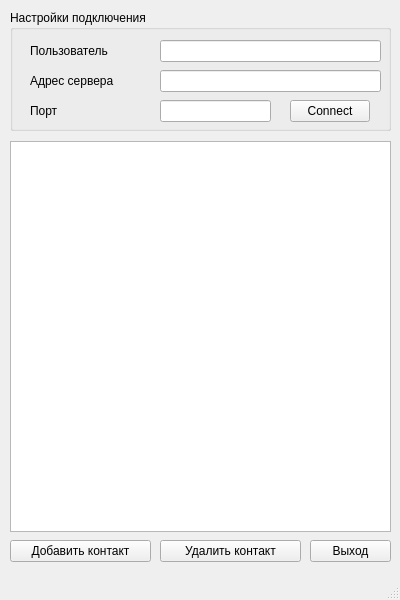
Qt form Chat/Client/gui/gui_client_main_window.ui (AndreiGosovich/PythonAsyncChat) before a commit.
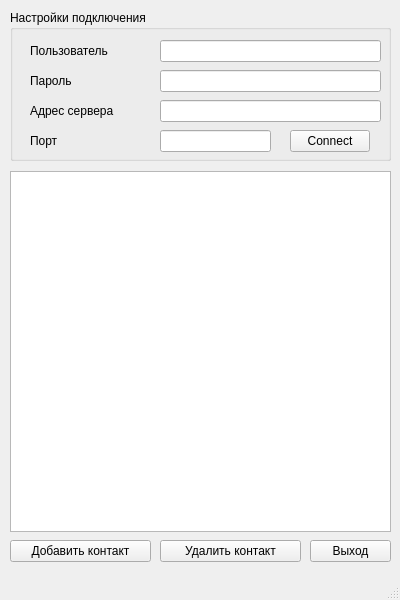
The same form after that commit.

Diff of the .ui file:
```diff
--- a/Chat/Client/gui/gui_client_main_window.ui
+++ b/Chat/Client/gui/gui_client_main_window.ui
@@ -32,7 +32,7 @@
       <x>10</x>
       <y>10</y>
       <width>381</width>
-      <height>121</height>
+      <height>151</height>
      </rect>
     </property>
     <property name="title">
@@ -65,8 +65,8 @@
      <property name="geometry">
       <rect>
        <x>20</x>
-       <y>60</y>
-       <width>101</width>
+       <y>90</y>
+       <width>121</width>
        <height>21</height>
       </rect>
      </property>
@@ -78,7 +78,7 @@
      <property name="geometry">
       <rect>
        <x>20</x>
-       <y>90</y>
+       <y>120</y>
        <width>91</width>
        <height>21</height>
       </rect>
@@ -91,7 +91,7 @@
      <property name="geometry">
       <rect>
        <x>150</x>
-       <y>60</y>
+       <y>90</y>
        <width>221</width>
        <height>22</height>
       </rect>
@@ -104,7 +104,7 @@
      <property name="geometry">
       <rect>
        <x>150</x>
-       <y>90</y>
+       <y>120</y>
        <width>111</width>
        <height>22</height>
       </rect>
@@ -120,7 +120,7 @@
      <property name="geometry">
       <rect>
        <x>280</x>
-       <y>90</y>
+       <y>120</y>
        <width>80</width>
        <height>22</height>
       </rect>
@@ -135,6 +135,29 @@
       <string>Connect</string>
      </property>
     </widget>
+    <widget class="QLineEdit" name="adtPassword">
+     <property name="geometry">
+      <rect>
+       <x>150</x>
+       <y>60</y>
+       <width>221</width>
+       <height>22</height>
+      </rect>
+     </property>
+    </widget>
+    <widget class="QLabel" name="label_4">
+     <property name="geometry">
+      <rect>
+       <x>20</x>
+       <y>60</y>
+       <width>91</width>
+       <height>21</height>
+      </rect>
+     </property>
+     <property name="text">
+      <string>Пароль</string>
+     </property>
+    </widget>
    </widget>
    <widget class="QListView" name="lstContacts">
     <property name="enabled">
@@ -143,9 +166,9 @@
     <property name="geometry">
      <rect>
       <x>10</x>
-      <y>141</y>
+      <y>171</y>
       <width>381</width>
-      <height>391</height>
+      <height>361</height>
      </rect>
     </property>
     <property name="editTriggers">
```
Left out of the diff: 11 changed lines with no effect on the pictures.
